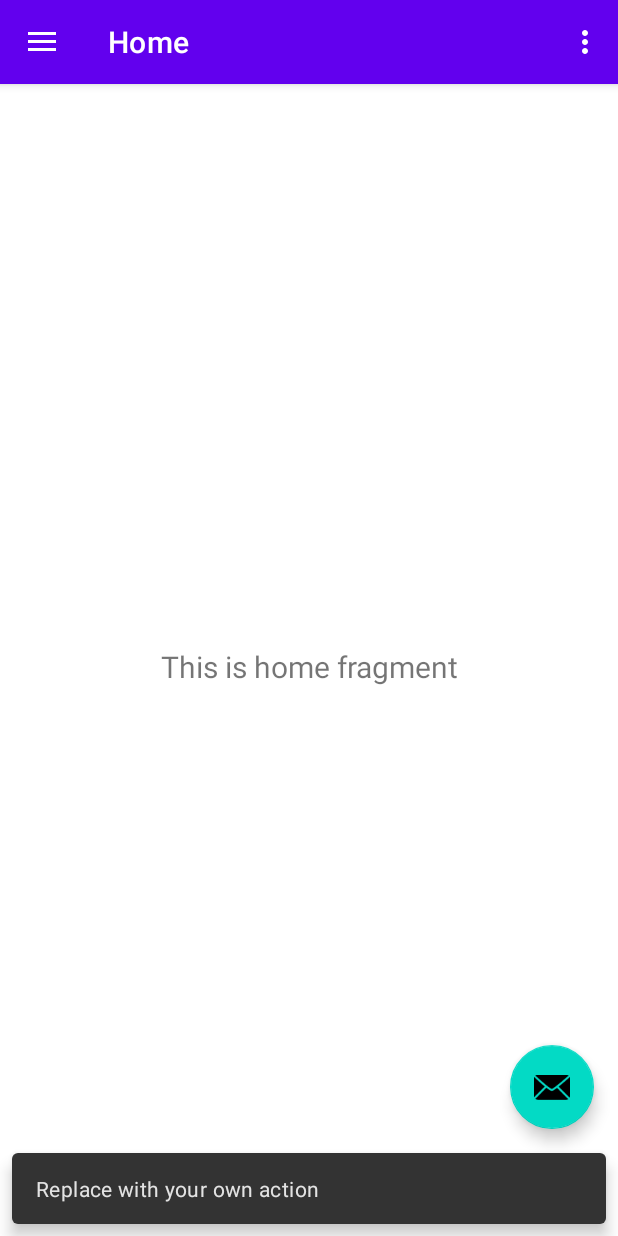
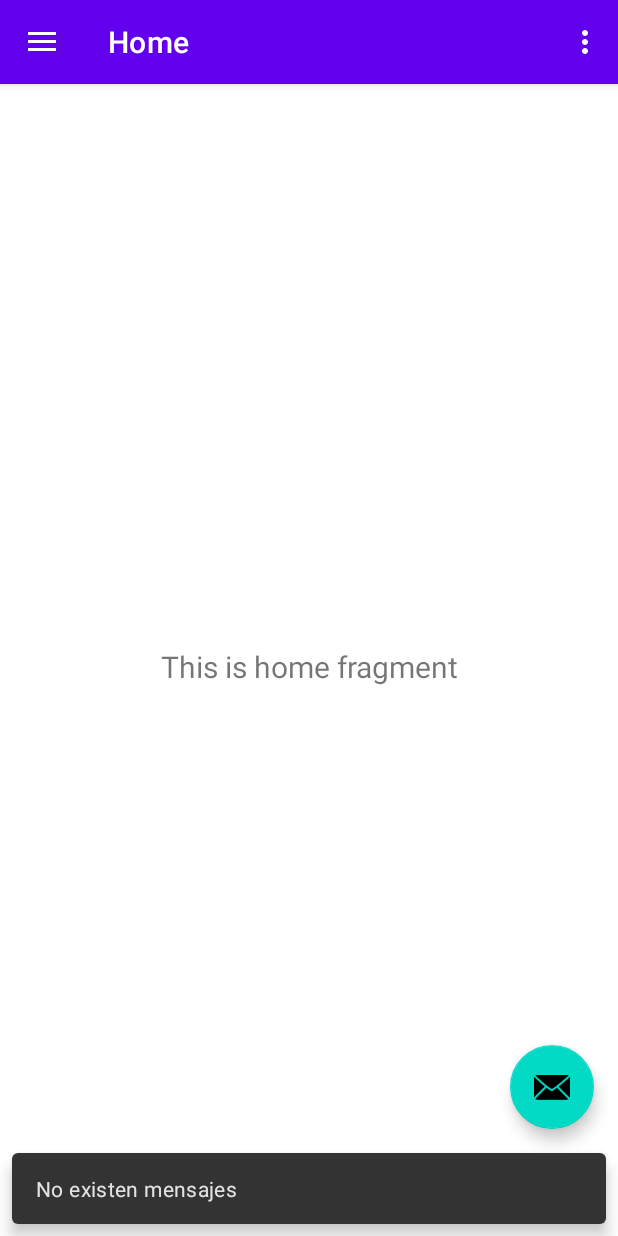
Before and after one commit to RobertoSuarez/loginmenu, an Android app: the MenuActividades screen opened directly, with no data from a screen before it, after a tap on an icon or button, on a phone screen of 412 x 824 dp. Run offline under Robolectric (Android 15) with nearby library versions, the phone set to English and light mode, and no system bars; our stand-ins replace navigation-ui; network calls fail; 5 statements that could not run were skipped.

Commit message:
admin y menu completado

```diff
--- a/app/build.gradle
+++ b/app/build.gradle
@@ -40,6 +40,7 @@ dependencies {
     implementation 'androidx.navigation:navigation-fragment:2.3.5'
     implementation 'androidx.navigation:navigation-ui:2.3.5'
     implementation 'com.android.volley:volley:1.1.1'
+    implementation 'androidx.legacy:legacy-support-v4:1.0.0'
     testImplementation 'junit:junit:4.+'
     androidTestImplementation 'androidx.test.ext:junit:1.1.3'
     androidTestImplementation 'androidx.test.espresso:espresso-core:3.4.0'
--- a/app/src/main/java/com/example/loginmenu/MainActivity.java
+++ b/app/src/main/java/com/example/loginmenu/MainActivity.java
@@ -53,10 +53,11 @@ public class MainActivity extends AppCompatActivity {
 
 //                Toast.makeText(this, "Fatal, parace que no funca tu usuario o contraseña", Toast.LENGTH_SHORT).show();
 
-    public void SendTableMenu(String modo) {
+    public void SendTableMenu(String modo, String usuario) {
         System.out.println("Modo: " + modo);
         Intent intent = new Intent(this, MenuActividades.class);
         intent.putExtra("MODO", modo);
+        intent.putExtra("USERNAME", usuario);
         startActivity(intent);
     }
 
@@ -73,7 +74,7 @@ public class MainActivity extends AppCompatActivity {
                                 JSONObject usuario = response.getJSONObject(i);
                                 // Revisamos si es el usuario
                                 if (usuario.getString("username").equals(username) && usuario.getString("password").equals(password)) {
-                                    activity.SendTableMenu(usuario.getString("modo"));
+                                    activity.SendTableMenu(usuario.getString("modo"), usuario.getString("username"));
                                     return;
                                 }
 
--- a/app/src/main/java/com/example/loginmenu/MenuActividades.java
+++ b/app/src/main/java/com/example/loginmenu/MenuActividades.java
@@ -3,6 +3,7 @@ package com.example.loginmenu;
 import android.os.Bundle;
 import android.view.View;
 import android.view.Menu;
+import android.widget.TextView;
 
 import com.google.android.material.snackbar.Snackbar;
 import com.google.android.material.navigation.NavigationView;
@@ -21,6 +22,7 @@ public class MenuActividades extends AppCompatActivity {
     private AppBarConfiguration mAppBarConfiguration;
     private ActivityMenuActividadesBinding binding;
 
+
     @Override
     protected void onCreate(Bundle savedInstanceState) {
         super.onCreate(savedInstanceState);
@@ -32,25 +34,51 @@ public class MenuActividades extends AppCompatActivity {
         binding.appBarMenuActividades.fab.setOnClickListener(new View.OnClickListener() {
             @Override
             public void onClick(View view) {
-                Snackbar.make(view, "Replace with your own action", Snackbar.LENGTH_LONG)
+                Snackbar.make(view, "No existen mensajes", Snackbar.LENGTH_LONG)
                         .setAction("Action", null).show();
             }
         });
         DrawerLayout drawer = binding.drawerLayout;
+
+
         NavigationView navigationView = binding.navView;
         // Passing each menu ID as a set of Ids because each
         // menu should be considered as top level destinations.
         mAppBarConfiguration = new AppBarConfiguration.Builder(
-                R.id.nav_home, R.id.nav_gallery, R.id.nav_slideshow)
+//                R.id.nav_home, R.id.nav_gallery, R.id.nav_slideshow)
+                 R.id.nav_home,R.id.nav_gallery, R.id.nav_slideshow, R.id.listaUsuario)
                 .setOpenableLayout(drawer)
                 .build();
         NavController navController = Navigation.findNavController(this, R.id.nav_host_fragment_content_menu_actividades);
         NavigationUI.setupActionBarWithNavController(this, navController, mAppBarConfiguration);
         NavigationUI.setupWithNavController(navigationView, navController);
+
+
+        // si es normal se quitan varias opciones, caso contrario no pasa nada.
+        String modo = getIntent().getExtras().getString("MODO");
+        String username = getIntent().getExtras().getString("USERNAME");
+
+
+
+        System.out.println(modo + " : " + username);
+
+        if (modo.equals("normal")) {
+            navigationView.getMenu().removeItem(R.id.nav_gallery);
+            navigationView.getMenu().removeItem(R.id.listaUsuario);
+        }
     }
 
     @Override
     public boolean onCreateOptionsMenu(Menu menu) {
+        String modo = getIntent().getExtras().getString("MODO");
+        String username = getIntent().getExtras().getString("USERNAME");
+
+        TextView txtUsuario = (TextView)findViewById(R.id.usuario);
+        TextView txtModo = (TextView)findViewById(R.id.lbmodo);
+
+        txtUsuario.setText(username);
+        txtModo.setText(modo);
+
         // Inflate the menu; this adds items to the action bar if it is present.
         getMenuInflater().inflate(R.menu.menu_actividades, menu);
         return true;
--- a/app/src/main/res/layout/nav_header_menu_actividades.xml
+++ b/app/src/main/res/layout/nav_header_menu_actividades.xml
@@ -21,14 +21,15 @@
         app:srcCompat="@mipmap/ic_launcher_round" />
 
     <TextView
+        android:id="@+id/usuario"
         android:layout_width="match_parent"
         android:layout_height="wrap_content"
         android:paddingTop="@dimen/nav_header_vertical_spacing"
-        android:text="@string/nav_header_title"
+        android:text="usuario"
         android:textAppearance="@style/TextAppearance.AppCompat.Body1" />
 
     <TextView
-        android:id="@+id/textView"
+        android:id="@+id/lbmodo"
         android:layout_width="wrap_content"
         android:layout_height="wrap_content"
         android:text="@string/nav_header_subtitle" />
--- a/app/src/main/res/menu/activity_menu_prueba_drawer.xml
+++ b/app/src/main/res/menu/activity_menu_prueba_drawer.xml
@@ -16,5 +16,9 @@
             android:id="@+id/nav_slideshow"
             android:icon="@drawable/ic_menu_slideshow"
             android:title="@string/menu_slideshow" />
+        <item
+            android:id="@+id/listaUsuario"
+            android:icon="@drawable/ic_menu_gallery"
+            android:title="Lista de usuarios" />
     </group>
 </menu>
--- a/app/src/main/res/navigation/mobile_navigation.xml
+++ b/app/src/main/res/navigation/mobile_navigation.xml
@@ -22,4 +22,9 @@
         android:name="com.example.loginmenu.ui.slideshow.SlideshowFragment"
         android:label="@string/menu_slideshow"
         tools:layout="@layout/fragment_slideshow" />
+    <fragment
+        android:id="@+id/listaUsuario"
+        android:name="com.example.loginmenu.ListaUsuario"
+        android:label="fragment_lista_usuario"
+        tools:layout="@layout/fragment_lista_usuario" />
 </navigation>
--- a/app/src/main/res/values/strings.xml
+++ b/app/src/main/res/values/strings.xml
@@ -11,4 +11,6 @@
     <string name="menu_home">Home</string>
     <string name="menu_gallery">Gallery</string>
     <string name="menu_slideshow">Slideshow</string>
+    <!-- TODO: Remove or change this placeholder text -->
+    <string name="hello_blank_fragment">Hello blank fragment</string>
 </resources>
```
Also changed, not shown: app/src/main/java/com/example/loginmenu/ListaUsuario.java (added, +64 -0 lines), app/src/main/res/layout/fragment_lista_usuario.xml (added, +15 -0 lines), 1 other file.
